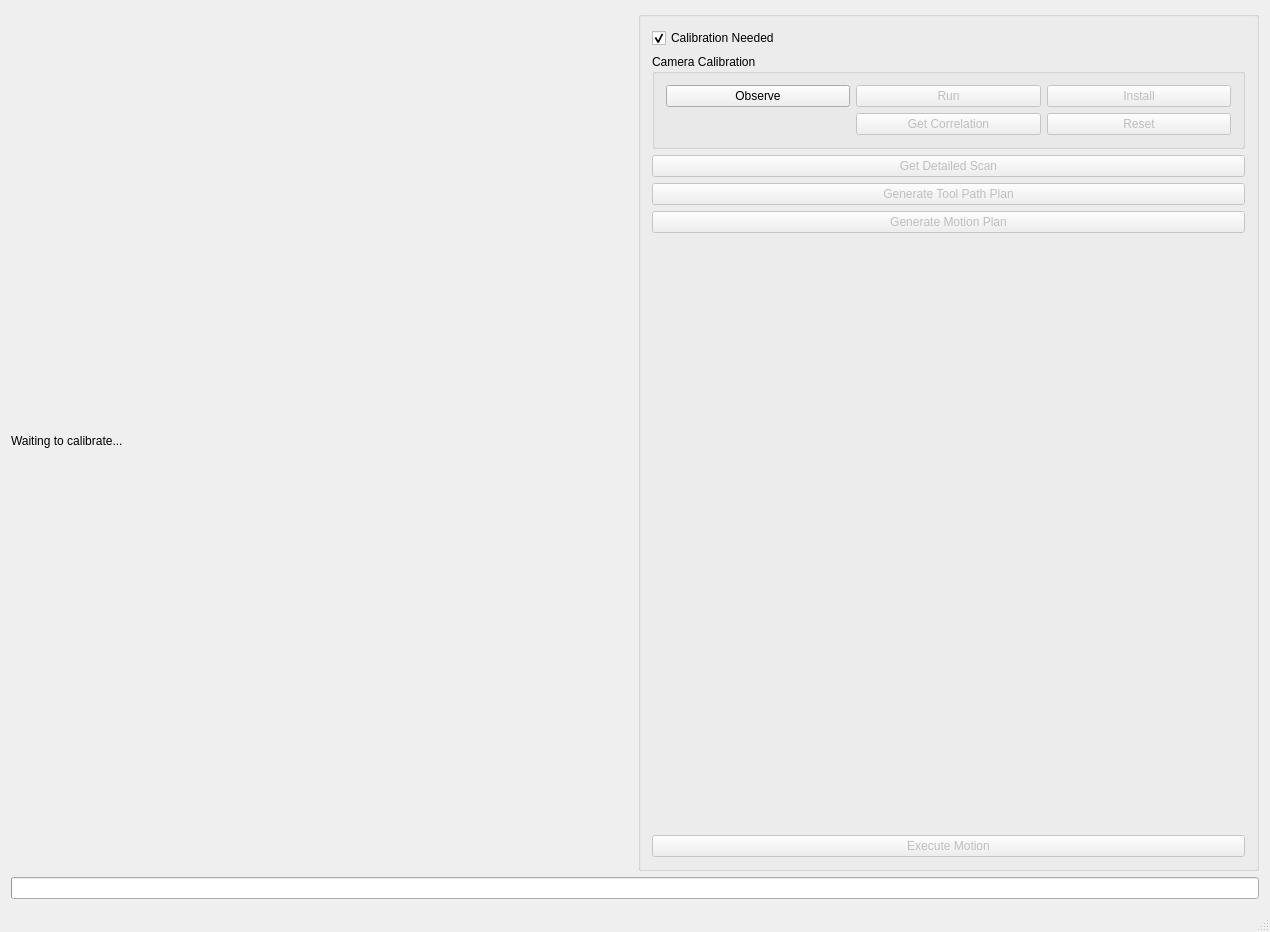
Qt form ros2_ws/src/snp_applicaton/src/rosconwindow.ui (ros-industrial-consortium/scan_n_plan_workshop) before a commit.
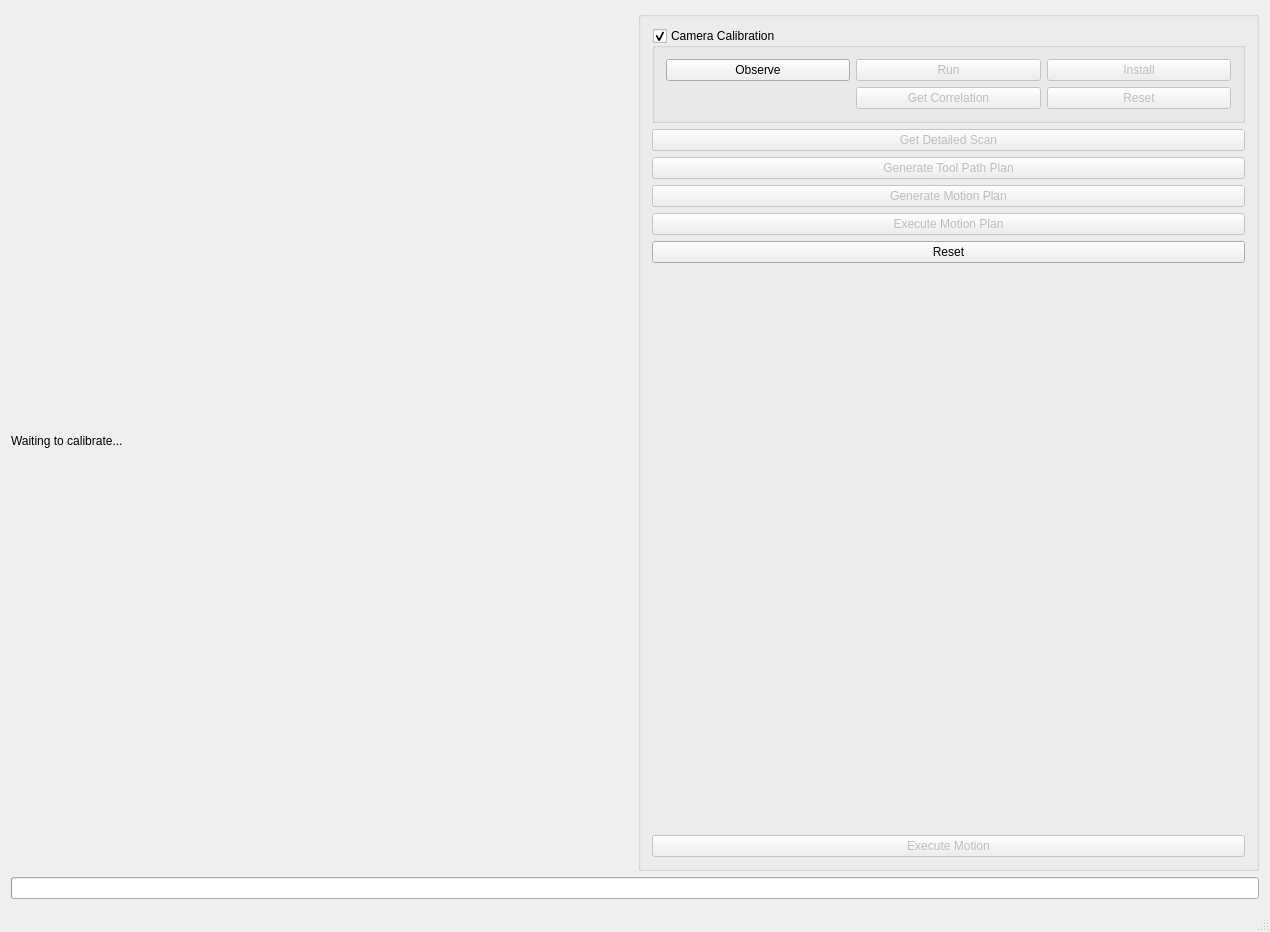
The same form after that commit.

Patch:
```diff
--- a/ros2_ws/src/snp_applicaton/src/rosconwindow.ui
+++ b/ros2_ws/src/snp_applicaton/src/rosconwindow.ui
@@ -39,23 +39,13 @@
       </property>
       <layout class="QVBoxLayout" name="verticalLayout_2">
        <item>
-        <widget class="QCheckBox" name="calibration_needed_checkbox">
-         <property name="text">
-          <string>Calibration Needed</string>
-         </property>
-         <property name="checkable">
-          <bool>true</bool>
-         </property>
-         <property name="checked">
-          <bool>true</bool>
-         </property>
-        </widget>
-       </item>
-       <item>
-        <widget class="QGroupBox" name="groupBox">
+        <widget class="QGroupBox" name="calibration_group_box">
          <property name="title">
           <string>Camera Calibration</string>
          </property>
+         <property name="checkable">
+          <bool>true</bool>
+         </property>
          <layout class="QGridLayout" name="gridLayout_2">
           <item row="0" column="1">
            <widget class="QPushButton" name="run_calibration_button">
@@ -137,6 +127,23 @@
          </property>
         </widget>
        </item>
+       <item>
+        <widget class="QPushButton" name="motion_execution_button">
+         <property name="enabled">
+          <bool>false</bool>
+         </property>
+         <property name="text">
+          <string>Execute Motion Plan</string>
+         </property>
+        </widget>
+       </item>
+       <item>
+        <widget class="QPushButton" name="reset_button">
+         <property name="text">
+          <string>Reset</string>
+         </property>
+        </widget>
+       </item>
        <item>
         <spacer name="verticalSpacer">
          <property name="orientation">
```
Left out of the diff: 2 changed lines with no effect on the pictures.
